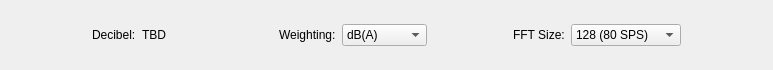
Qt form src/brickv/plugin_system/plugins/sound_pressure_level/ui/sound_pressure_level.ui (Tinkerforge/brickv) before a commit.
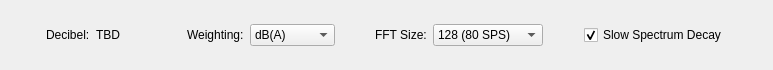
The same form after that commit.

Commit message: Add support for slow spectrum decay

```diff
--- a/src/brickv/plugin_system/plugins/sound_pressure_level/ui/sound_pressure_level.ui
+++ b/src/brickv/plugin_system/plugins/sound_pressure_level/ui/sound_pressure_level.ui
@@ -165,6 +165,29 @@
          </property>
         </spacer>
        </item>
+       <item>
+        <widget class="QCheckBox" name="checkbox_decay">
+         <property name="text">
+          <string>Slow Spectrum Decay</string>
+         </property>
+         <property name="checked">
+          <bool>true</bool>
+         </property>
+        </widget>
+       </item>
+       <item>
+        <spacer name="horizontalSpacer_5">
+         <property name="orientation">
+          <enum>Qt::Horizontal</enum>
+         </property>
+         <property name="sizeHint" stdset="0">
+          <size>
+           <width>40</width>
+           <height>20</height>
+          </size>
+         </property>
+        </spacer>
+       </item>
       </layout>
      </item>
      <item>
```
The commit also changes 1 other file.
